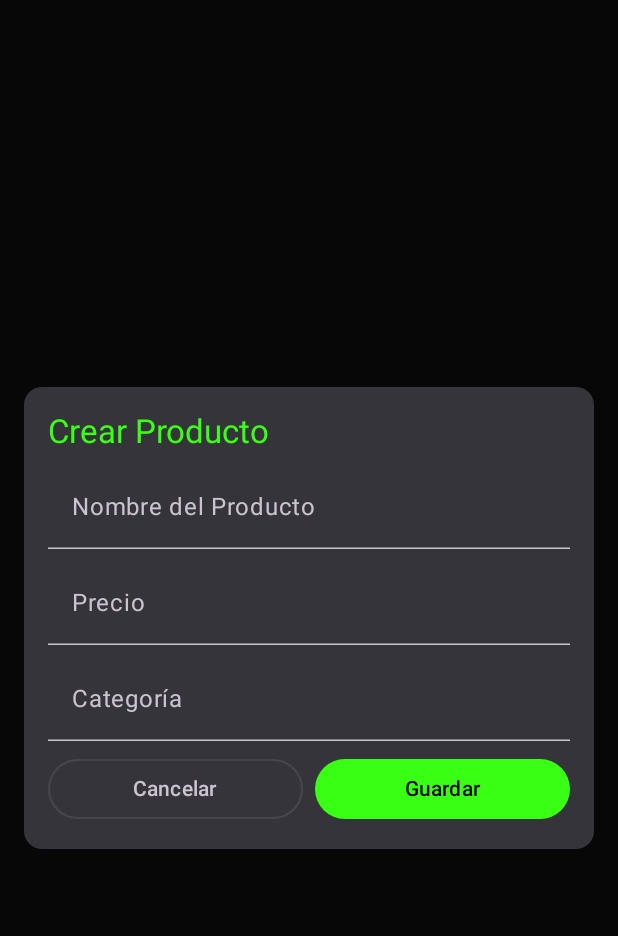
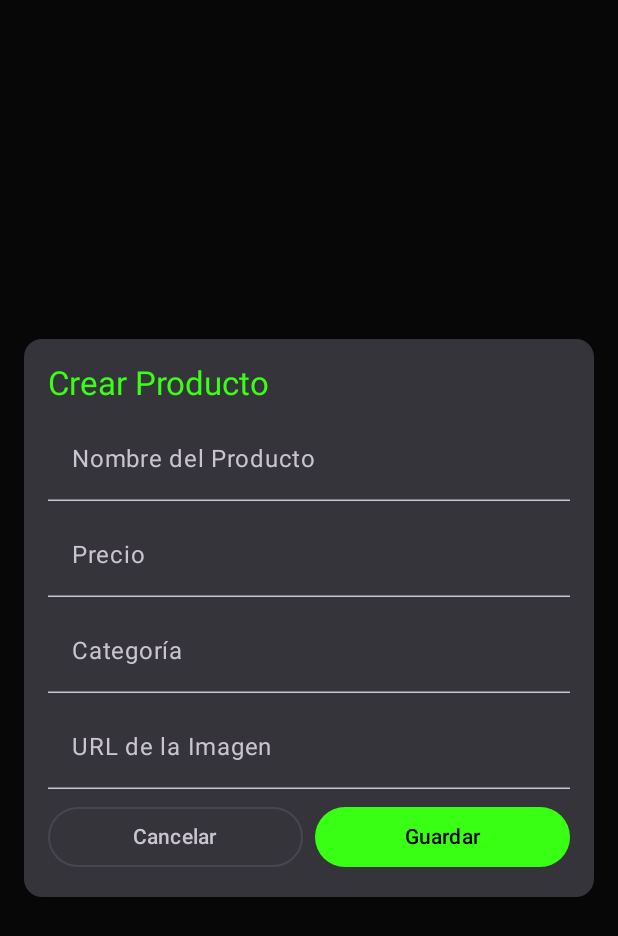
Before and after one commit to Yamato0x/estesiquesix, an Android app built with Jetpack Compose: the composable ProductDialog shown on its own in the app's theme, on a phone screen of 412 x 824 dp. Shown: the top 936 px of the screen. Run offline under Robolectric (Android 15) with nearby library versions, the phone set to English and light mode, and no system bars.

Commit message:
editar imagenes via url

```diff
--- a/estesiquesi/frontiz/app/src/main/java/com/example/myapplication/ui/components/ProductDialog.kt
+++ b/estesiquesi/frontiz/app/src/main/java/com/example/myapplication/ui/components/ProductDialog.kt
@@ -18,6 +18,7 @@ fun ProductDialog(
     var nombre by remember { mutableStateOf(product?.nombreproducto ?: "") }
     var precio by remember { mutableStateOf(product?.precioproducto?.toString() ?: "") }
     var categoria by remember { mutableStateOf(product?.categoria ?: "") }
+    var imagenUrl by remember { mutableStateOf(product?.imagen_url ?: "") }
 
     Dialog(onDismissRequest = onDismiss) {
         Card(
@@ -55,6 +56,13 @@ fun ProductDialog(
                     modifier = Modifier.fillMaxWidth()
                 )
 
+                TextField(
+                    value = imagenUrl,
+                    onValueChange = { imagenUrl = it },
+                    label = { Text("URL de la Imagen") },
+                    modifier = Modifier.fillMaxWidth()
+                )
+
                 Row(
                     modifier = Modifier.fillMaxWidth(),
                     horizontalArrangement = Arrangement.spacedBy(8.dp)
@@ -72,7 +80,8 @@ fun ProductDialog(
                                     idproducto = product?.idproducto,
                                     nombreproducto = nombre,
                                     precioproducto = BigDecimal(precio),
-                                    categoria = categoria
+                                    categoria = categoria,
+                                    imagen_url = imagenUrl
                                 )
                                 onSave(newProduct)
                             } catch (e: Exception) {
```
